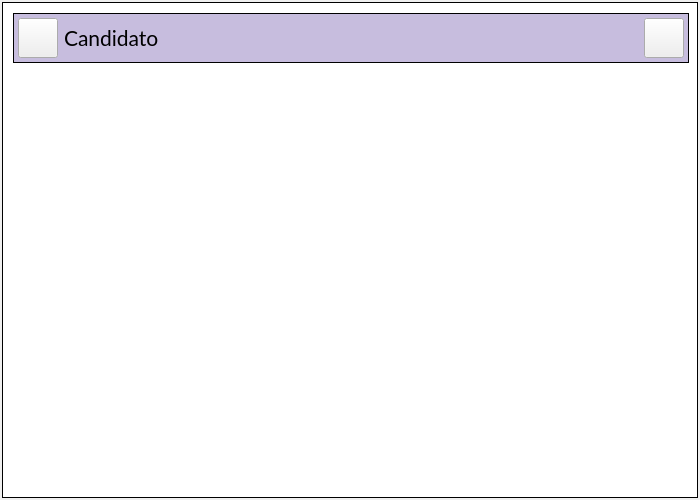
Above: SistemaControlElecciones/mainwindow.ui from NaomySinHYConY/Proyecto1_ISII_SCE before the change. Below: the same form after it.
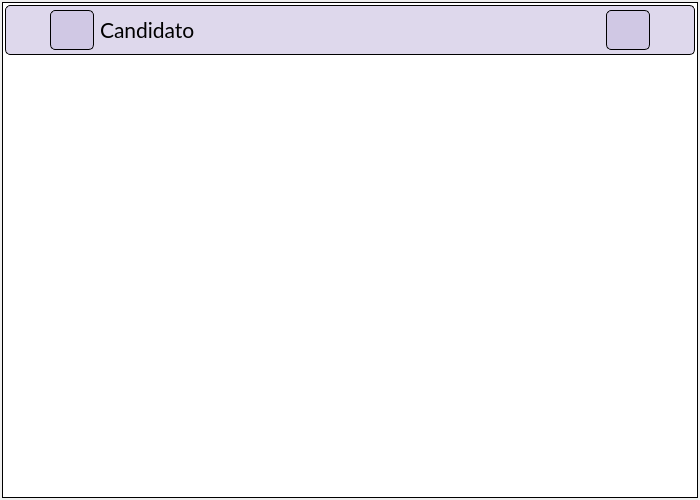
That is the form after the change. The open tabs and pages were chosen to show the change.

Patch:
```diff
--- a/SistemaControlElecciones/mainwindow.ui
+++ b/SistemaControlElecciones/mainwindow.ui
@@ -19,14 +19,35 @@
 border: 1px solid;
 }
 #Titulo, #barraAdm, #barraVotante, #barraCandidato, #barraPublicaciones, #barraVerUsuarios, #barraInfoCandidato, #barraPropuestas, #barraEstadoVotacion{
-background-color: rgb(199, 189, 222);
+background-color: rgba(199, 189, 222,150);
 border: 1px solid;
+border-radius: 5px;
 }
-
 #CuadroLogin{
 border: 1px solid;
+background-color: rgba(0, 0, 0, 15);
+border-radius: 5px;
 }
-</string>
+QLineEdit{
+border: 1px solid;
+border-radius: 3px;
+}
+QPushButton{
+border: 1px solid;
+border-radius: 5px;
+padding-top: 5px;
+padding-right: 5px;
+padding-bottom: 5px;
+padding-left: 5px;
+background-color: rgba(199, 189, 222,150);
+font: &quot;Lato&quot;;
+}
+QPushButton:hover{
+background-color: rgb(199, 189, 222);
+}
+QPushButton:pressed{
+background-color: rgb(255, 255, 255);
+}</string>
   </property>
   <property name="iconSize">
    <size>
@@ -1364,15 +1385,18 @@
          </widget>
         </widget>
         <widget class="QWidget" name="menuCandidato">
+         <layout class="QVBoxLayout" name="verticalLayout_13">
+          <property name="leftMargin">
+           <number>2</number>
+          </property>
+          <property name="topMargin">
+           <number>2</number>
+          </property>
+          <property name="rightMargin">
+           <number>2</number>
+          </property>
+          <item>
          <widget class="QWidget" name="barraCandidato" native="true">
-          <property name="geometry">
-           <rect>
-            <x>10</x>
-            <y>10</y>
-            <width>676</width>
-            <height>50</height>
-           </rect>
-          </property>
           <layout class="QHBoxLayout" name="horizontalLayout_11">
            <property name="leftMargin">
             <number>5</number>
@@ -1386,6 +1410,22 @@
            <property name="bottomMargin">
             <number>5</number>
            </property>
+             <item>
+              <spacer name="horizontalSpacer_37">
+               <property name="orientation">
+                <enum>Qt::Horizontal</enum>
+               </property>
+               <property name="sizeType">
+                <enum>QSizePolicy::Fixed</enum>
+               </property>
+               <property name="sizeHint" stdset="0">
+                <size>
+                 <width>40</width>
+                 <height>20</height>
+                </size>
+               </property>
+              </spacer>
+             </item>
            <item>
             <widget class="QPushButton" name="AdmIcono_4">
              <property name="minimumSize">
@@ -1450,8 +1490,39 @@
              </property>
             </widget>
            </item>
-          </layout>
-         </widget>
+             <item>
+              <spacer name="horizontalSpacer_38">
+               <property name="orientation">
+                <enum>Qt::Horizontal</enum>
+               </property>
+               <property name="sizeType">
+                <enum>QSizePolicy::Fixed</enum>
+               </property>
+               <property name="sizeHint" stdset="0">
+                <size>
+                 <width>40</width>
+                 <height>20</height>
+                </size>
+               </property>
+              </spacer>
+             </item>
+            </layout>
+           </widget>
+          </item>
+          <item>
+           <spacer name="verticalSpacer_8">
+            <property name="orientation">
+             <enum>Qt::Vertical</enum>
+            </property>
+            <property name="sizeHint" stdset="0">
+             <size>
+              <width>20</width>
+              <height>40</height>
+             </size>
+            </property>
+           </spacer>
+          </item>
+         </layout>
         </widget>
        </widget>
       </item>
```
Left out of the diff: 337 changed lines with no effect on the pictures. Lines whose indentation alone changed are shown as unchanged.
